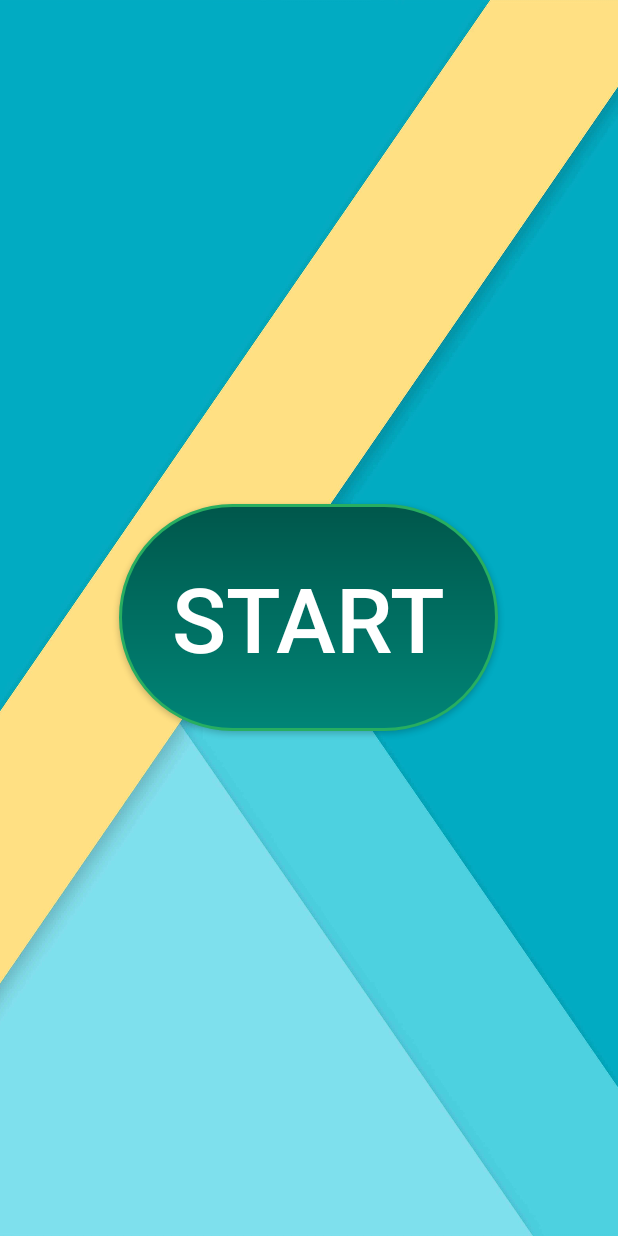
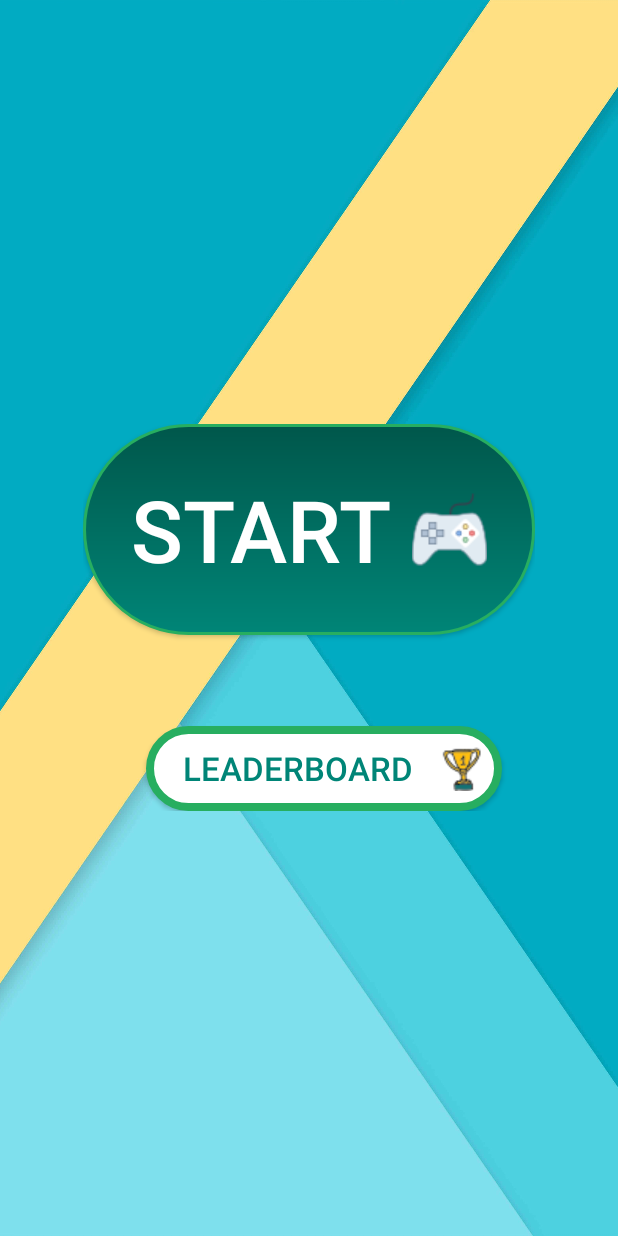
Before and after one commit to ofirelarat/MemoFun, an Android app: the screen it shows after launch (HomePage), on a phone screen of 412 x 824 dp. Run offline under Robolectric (Android 15) with nearby library versions, the light colour scheme and no system bars; our stand-ins replace AdMob, Firebase (no records; nobody signed in at launch, a user with empty details on screens opened directly).

Commit message:
add google play game seervices

```diff
--- /dev/null
+++ b/app/src/main/java/com/ofirelarat/memofun/GoogleAccountMgr.java
@@ -0,0 +1,40 @@
+package com.ofirelarat.memofun;
+
+import android.app.Activity;
+import android.content.Intent;
+
+import com.google.android.gms.auth.api.signin.GoogleSignIn;
+import com.google.android.gms.auth.api.signin.GoogleSignInAccount;
+import com.google.android.gms.auth.api.signin.GoogleSignInClient;
+import com.google.android.gms.auth.api.signin.GoogleSignInOptions;
+
+public class GoogleAccountMgr {
+    private static GoogleSignInAccount signInAccount;
+    private static GoogleSignInOptions signInOptions;
+
+    public static void init(Activity activity){
+        signInOptions = new GoogleSignInOptions.Builder(GoogleSignInOptions.DEFAULT_SIGN_IN)
+                .requestIdToken("1019149499840-tcv4e6dbji8jdj68hjonspaj456e37eu.apps.googleusercontent.com")
+                .build();
+
+        if(signInAccount == null){
+            GoogleSignInAccount lastSignedAcc = GoogleSignIn.getLastSignedInAccount(activity);
+            if(lastSignedAcc == null) {
+                GoogleSignInClient mGoogleSignInClient = GoogleSignIn.getClient(activity, GoogleSignInOptions.DEFAULT_GAMES_SIGN_IN);
+
+                Intent intent = mGoogleSignInClient.getSignInIntent();
+                activity.startActivityForResult(intent, 1);
+            }else{
+                signInAccount = lastSignedAcc;
+            }
+        }
+    }
+
+    public static void setSignInAccount(GoogleSignInAccount signInAccount) {
+        GoogleAccountMgr.signInAccount = signInAccount;
+    }
+
+    public static GoogleSignInAccount getSignInAccount(){
+        return signInAccount;
+    }
+}
--- a/app/src/main/java/com/ofirelarat/memofun/SharedPreferencesMgr.java
+++ b/app/src/main/java/com/ofirelarat/memofun/SharedPreferencesMgr.java
@@ -12,11 +12,15 @@ public class SharedPreferencesMgr {
         sharedPreferences = context.getSharedPreferences(SHARED_PREFERENCES_FILE_NAME, Context.MODE_PRIVATE);
     }
 
-    public void writeNewScoerifIsHigher(int newScore){
+    public boolean writeNewScoerifIsHigher(int newScore){
         int oldHighScore = sharedPreferences.getInt(SHARED_PREFERENCES_HIGH_SCORE_KEY, 0);
         if(oldHighScore < newScore) {
             sharedPreferences.edit().putInt(SHARED_PREFERENCES_HIGH_SCORE_KEY, newScore).commit();
+
+            return true;
         }
+
+        return false;
     }
 
     public int getHighScore(){
--- /dev/null
+++ b/app/src/main/res/drawable/circle_white.xml
@@ -0,0 +1,19 @@
+<?xml version="1.0" encoding="utf-8"?>
+<shape xmlns:android="http://schemas.android.com/apk/res/android"
+    android:shape="rectangle">
+    <corners android:radius="1000dp" />
+    <!--<solid android:color="#41ba7a" />-->
+    <gradient
+        android:angle="90"
+        android:startColor="@android:color/white"
+        android:endColor="@android:color/white"
+        android:type="linear" />
+    <stroke
+        android:width="5dip"
+        android:color="@color/colorAccent" />
+    <padding
+        android:bottom="4dp"
+        android:left="4dp"
+        android:right="4dp"
+        android:top="4dp" />
+</shape>
--- a/app/src/main/res/layout/activity_home_page.xml
+++ b/app/src/main/res/layout/activity_home_page.xml
@@ -6,18 +6,54 @@
     tools:context=".HomePage"
     android:background="@drawable/background_2">
 
-    <Button
-        android:id="@+id/startBtn"
+    <LinearLayout
         android:layout_width="wrap_content"
         android:layout_height="wrap_content"
-        android:background="@drawable/circle"
-        android:text="start"
-        android:textColor="#fff"
-        android:textSize="60dp"
-        android:padding="35dp"
         android:layout_centerInParent="true"
-        android:onClick="onClickStart"/>
+        android:orientation="vertical">
+        <Button
+            android:id="@+id/startBtn"
+            android:layout_width="wrap_content"
+            android:layout_height="wrap_content"
+            android:background="@drawable/circle"
+            android:text="start "
+            android:textColor="#fff"
+            android:textSize="57dp"
+            android:padding="32dp"
+            android:layout_weight="1"
+            android:layout_marginBottom="15dp"
+            android:drawableEnd="@drawable/game_controller"
+            android:onClick="onClickStart"/>
 
+            <LinearLayout
+                android:layout_width="match_parent"
+                android:layout_height="wrap_content"
+                android:orientation="horizontal">
+                <androidx.legacy.widget.Space
+                    android:layout_width="wrap_content"
+                    android:layout_height="wrap_content"
+                    android:layout_weight="1"/>
+                    <Button
+                        android:id="@+id/leaderBoardBtn"
+                        android:layout_width="wrap_content"
+                        android:layout_height="wrap_content"
+                        android:background="@drawable/circle_white"
+                        android:text="Leaderboard "
+                        android:textColor="@color/colorPrimary"
+                        android:textSize="22dp"
+                        android:padding="13dp"
+                        android:drawableEnd="@drawable/trophy"
+                        android:layout_marginStart="20dp"
+                        android:layout_marginTop="45dp"
+                        android:layout_weight="1"
+                        android:onClick="onClickLeaderBoard"/>
+                <androidx.legacy.widget.Space
+                    android:layout_width="wrap_content"
+                    android:layout_height="wrap_content"
+                    android:layout_weight="1"/>
+            </LinearLayout>
+
+    </LinearLayout>
     <RelativeLayout
         android:id="@+id/scoreContainer"
         android:layout_width="match_parent"
--- a/app/src/main/res/values/strings.xml
+++ b/app/src/main/res/values/strings.xml
@@ -1,3 +1,7 @@
 <resources>
     <string name="app_name">MemoFun</string>
+    <string name="app_id">1019149499840</string>
+
+    <string name="server_client_id">1019149499840-tcv4e6dbji8jdj68hjonspaj456e37eu.apps.googleusercontent.com</string>
+
 </resources>
```
Also changed, not shown: app/build.gradle (+8 -2 lines), app/src/main/AndroidManifest.xml (+12 -1 lines), app/src/main/java/com/ofirelarat/memofun/HomePage.java (+66 -0 lines), app/src/main/java/com/ofirelarat/memofun/MainActivity.java (+8 -0 lines), app/src/main/res/drawable/game_controller.png (added), app/src/main/res/drawable/trophy.png (added), build.gradle (line endings or trailing spaces), gradle/wrapper/gradle-wrapper.properties, 6 other files.
